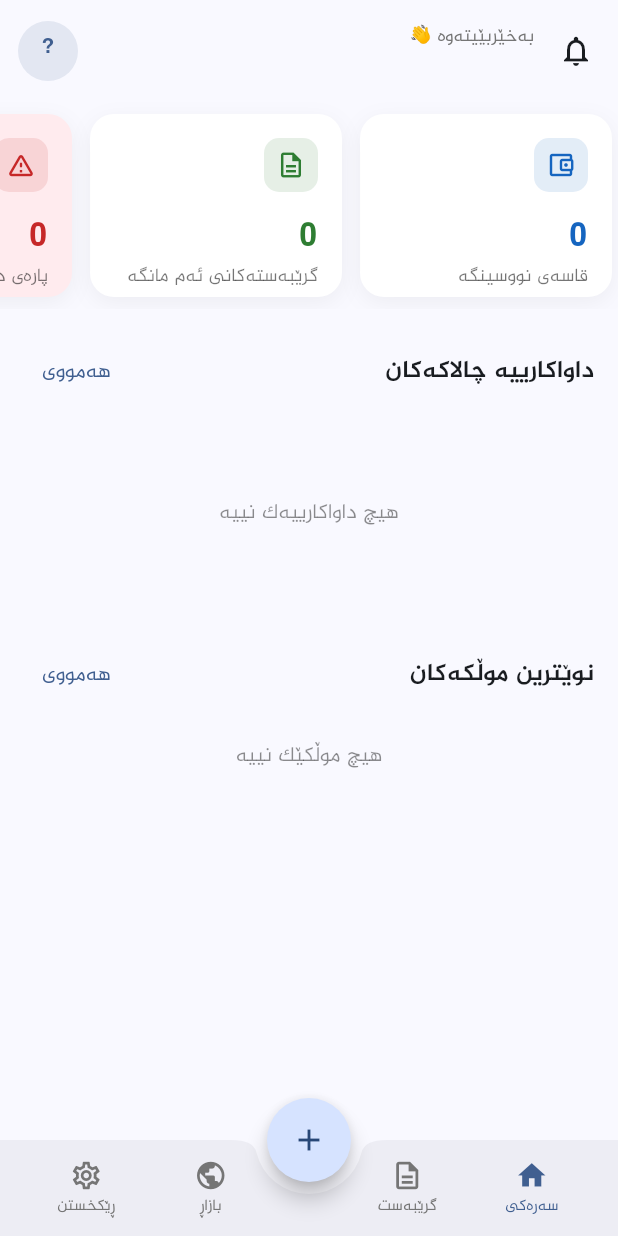
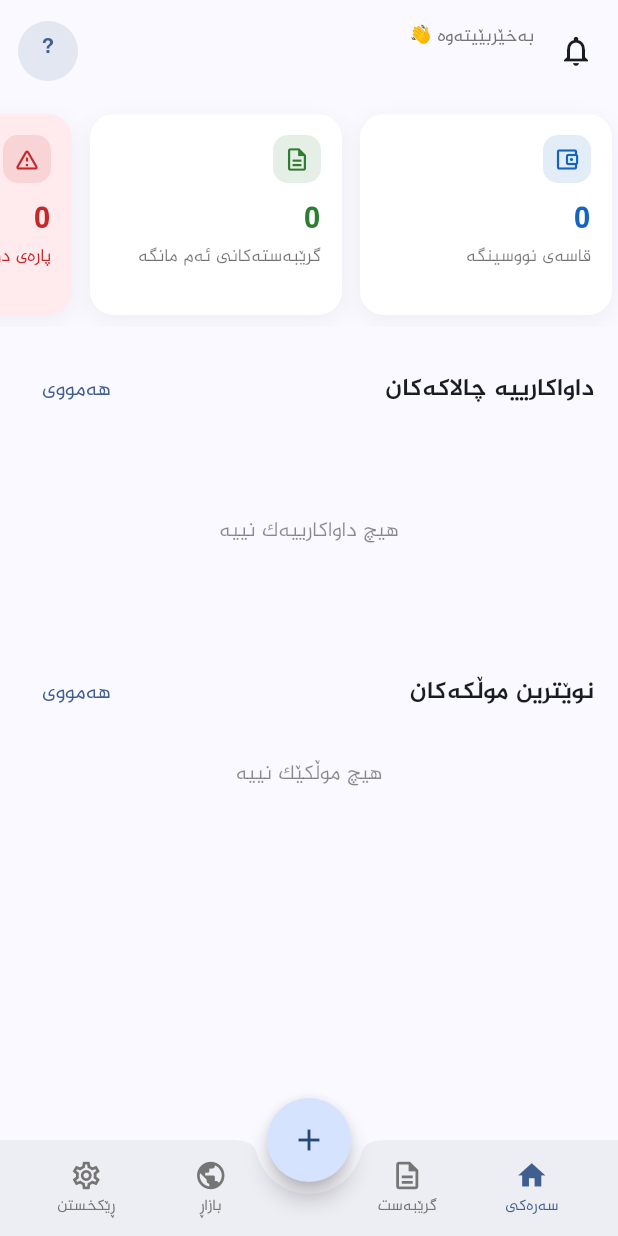
Before and after one commit to badrcode1996/com.leznode.aqarat, a Flutter app: the screen it shows once a user with an empty profile is signed in, on a phone screen of 412 x 824 dp. Run offline on Flutter 3.47's test engine with Material 3 defaults, Android fonts, the phone set to English and light mode, and no system bars; our stand-ins replace cloud_firestore, firebase_auth, firebase_core, firebase_storage, fl_chart, flutter_riverpod and 3 more; accounts and stored records are empty.

Commit message:
Fix PDF preview crash and dashboard/installment overflows
- Contract preview: pin A4 page format so PdfPreview no longer derives it
  from an empty printer list ("Bad state: No element").
- Stat cards: taller row + FittedBox value to stop the 11px overflow.
- Installment grid: lower cell aspect ratio + compact status pill (30px overflow).

Co-Authored-By: Claude Opus 4.8 <noreply@anthropic.com>

```diff
--- a/lib/ui/dashboard/dashboard_screen.dart
+++ b/lib/ui/dashboard/dashboard_screen.dart
@@ -111,7 +111,7 @@ class DashboardScreen extends ConsumerWidget {
         // ---------- Stats (real) ----------
         SliverToBoxAdapter(
           child: SizedBox(
-            height: 138,
+            height: 150,
             child: ListView(
               scrollDirection: Axis.horizontal,
               padding: const EdgeInsets.fromLTRB(16, 8, 4, 8),
--- a/lib/ui/dashboard/widgets/stat_card.dart
+++ b/lib/ui/dashboard/widgets/stat_card.dart
@@ -38,7 +38,7 @@ class StatCard extends StatelessWidget {
     return Container(
       width: width,
       margin: const EdgeInsetsDirectional.only(end: 12),
-      padding: const EdgeInsets.all(16),
+      padding: const EdgeInsets.all(14),
       decoration: BoxDecoration(
         color: bg,
         borderRadius: BorderRadius.circular(16),
@@ -59,31 +59,41 @@ class StatCard extends StatelessWidget {
             ),
           Column(
             crossAxisAlignment: CrossAxisAlignment.start,
+            mainAxisAlignment: MainAxisAlignment.center,
             mainAxisSize: MainAxisSize.min,
             children: [
               Container(
-                padding: const EdgeInsets.all(8),
+                padding: const EdgeInsets.all(7),
                 decoration: BoxDecoration(
                   color: (highlight ? valueColor : accent)
                       .withValues(alpha: 0.12),
                   borderRadius: BorderRadius.circular(10),
                 ),
                 child: Icon(icon,
-                    size: 20, color: highlight ? valueColor : accent),
+                    size: 18, color: highlight ? valueColor : accent),
               ),
-              const SizedBox(height: 14),
-              Text(
-                value,
-                style: TextStyle(
-                  fontSize: 22,
-                  fontWeight: FontWeight.bold,
-                  color: valueColor,
+              const SizedBox(height: 10),
+              FittedBox(
+                fit: BoxFit.scaleDown,
+                alignment: AlignmentDirectional.centerStart,
+                child: Text(
+                  value,
+                  maxLines: 1,
+                  style: TextStyle(
+                    fontSize: 20,
+                    fontWeight: FontWeight.bold,
+                    color: valueColor,
+                  ),
                 ),
               ),
               const SizedBox(height: 2),
               Text(
                 title,
-                style: const TextStyle(fontSize: 12.5, color: Colors.black54),
+                maxLines: 1,
+                overflow: TextOverflow.ellipsis,
+                style: TextStyle(
+                    fontSize: 12,
+                    color: highlight ? valueColor : Colors.black54),
               ),
             ],
           ),
```
Also changed, not shown: lib/ui/contracts/contract_preview_screen.dart (added, +39 -0 lines), lib/ui/contracts/contracts_screen.dart (+49 -11 lines), lib/ui/contracts/installment_grid.dart (+19 -8 lines).
